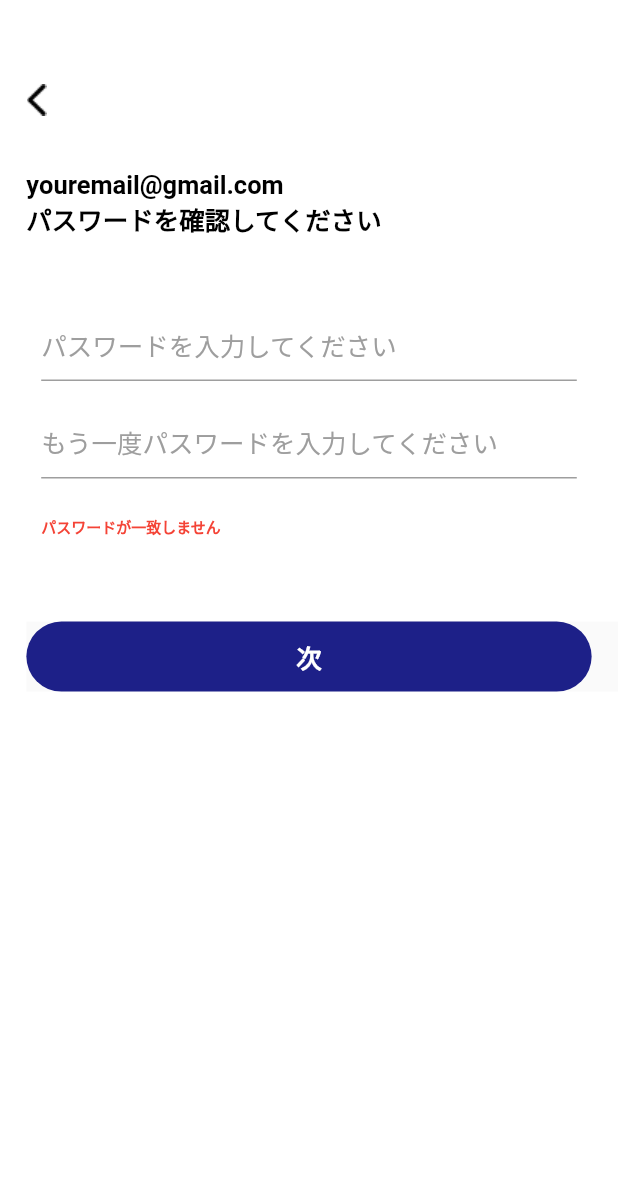
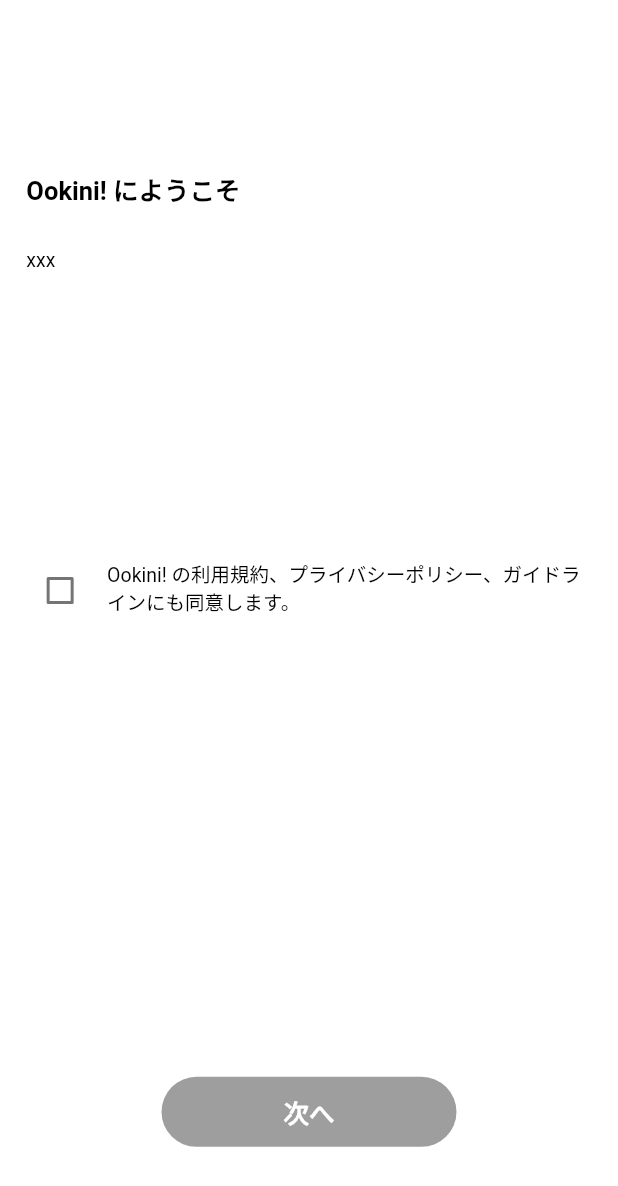
Before and after one commit to ngocphule060719/flutter_tts, a Flutter app: the screen it shows after launch, on a phone screen of 412 x 824 dp. Shown: the top 1186 px of the screen. Run offline on Flutter 3.47's test engine with Material 2 defaults, Android fonts, the phone set to English and light mode, and no system bars.

Commit message:
create welcome screen edit widget: button_text (background color)

```diff
--- a/lib/main.dart
+++ b/lib/main.dart
@@ -3,6 +3,7 @@
 import 'package:flutter_tts/screen/start.dart';
 import 'package:flutter_tts/screen/login_signup.dart';
 import 'package:flutter_tts/screen/enter_email_address.dart';
+import 'package:flutter_tts/screen/welcome.dart';
 
 void main() {
   runApp(const MyApp());
@@ -15,7 +16,7 @@
   Widget build(BuildContext context) {
     return MaterialApp(
       debugShowCheckedModeBanner: false,
-      home: RegistrationScreen(),
+      home: WelcomeScreen(),
     );
   }
 }
--- a/lib/screen/registration.dart
+++ b/lib/screen/registration.dart
@@ -121,9 +121,9 @@
               child: ButtonWithText(
                 bHeight: sheight * 46 / 812,
                 bWidth: swidth * 343 / 375,
-                bText: '次', //Next
+                bText: '次へ', //to the next
                 fTap: () {
-                  print('Next');
+                  print('to the next');
                 },
                 bColor: Color.fromRGBO(29, 32, 136, 1),
                 tColor: Colors.white,
--- /dev/null
+++ b/lib/screen/welcome.dart
@@ -0,0 +1,143 @@
+import 'package:flutter/material.dart';
+
+import '../widget/button_text.dart';
+
+class WelcomeScreen extends StatefulWidget {
+  const WelcomeScreen({Key? key}) : super(key: key);
+
+  @override
+  State<WelcomeScreen> createState() => _WelcomeScreenState();
+}
+
+class _WelcomeScreenState extends State<WelcomeScreen> {
+  bool isChecked = false;
+  Color bColor = Colors.grey;
+
+  @override
+  Widget build(BuildContext context) {
+    final double swidth = MediaQuery.of(context).size.width;
+    final double sheight = MediaQuery.of(context).size.height;
+
+    return Scaffold(
+      backgroundColor: Colors.white,
+      body: Container(
+        width: swidth,
+        height: sheight,
+        child: Column(
+          crossAxisAlignment: CrossAxisAlignment.center,
+          children: <Widget>[
+            SizedBox(
+              width: swidth,
+              height: sheight * 112 / 812,
+            ),
+            Container(
+              alignment: Alignment.centerLeft,
+              width: swidth,
+              //height: sheight * 22 / 812,
+              padding: EdgeInsets.only(left: swidth * 16 / 375),
+              child: Text(
+                'Ookini! にようこそ', //Welcome to Ookini!
+                style: TextStyle(
+                    color: Colors.black,
+                    fontSize: 17,
+                    fontWeight: FontWeight.bold),
+              ),
+            ),
+            SizedBox(
+              width: swidth,
+              height: sheight * 27 / 812,
+            ),
+            Container(
+              alignment: Alignment.centerLeft,
+              width: swidth,
+              //height: sheight * 18 / 812,
+              padding: EdgeInsets.only(left: swidth * 16 / 375),
+              child: Text(
+                'xxx',
+                style: TextStyle(
+                    color: Colors.black,
+                    fontSize: 13,
+                    fontWeight: FontWeight.normal),
+              ),
+            ),
+            SizedBox(
+              width: swidth,
+              height: sheight * 189 / 812,
+            ),
+            Container(
+              width: swidth,
+              //height: sheight * 41 / 812,
+              padding: EdgeInsets.only(
+                  left: swidth * 16 / 375, right: swidth * 16 / 375),
+              child: Row(
+                crossAxisAlignment: CrossAxisAlignment.start,
+                children: <Widget>[
+                  SizedBox(
+                    width: swidth * 41 / 375,
+                    height: sheight * 41 / 812,
+                    child: Checkbox(
+                      activeColor: bColor,
+                      value: isChecked,
+                      onChanged: (bool? newCheck) {
+                        Color? newColor;
+                        if (newCheck == true) {
+                          newColor = Color.fromRGBO(29, 32, 136, 1);
+                        } else {
+                          newColor = Colors.grey;
+                        }
+                        setState(() {
+                          isChecked = newCheck!;
+                          bColor = newColor!;
+                        });
+                      },
+                    ),
+                  ),
+                  Container(
+                    width: swidth * 302 / 375,
+                    padding: EdgeInsets.only(left: swidth * 8 / 375),
+                    alignment: Alignment.centerLeft,
+                    child: Column(
+                      crossAxisAlignment: CrossAxisAlignment.start,
+                      children: <Widget>[
+                        Text(
+                          'Ookini! の利用規約、プライバシーポリシー、ガイドラインにも同意します。',
+                          //I also agree to Ookini!'S Terms of Service, Privacy Policy and Guidelines.
+                          style: TextStyle(fontSize: 13, color: Colors.black),
+                        ),
+                      ],
+                    ),
+                  ),
+                ],
+              ),
+            ),
+            SizedBox(
+              height: sheight * 299 / 812,
+              width: swidth,
+            ),
+            Container(
+              color: Colors.white,
+              width: swidth,
+              height: sheight * 46 / 812,
+              alignment: Alignment.center,
+              padding: EdgeInsets.only(left: swidth * 98 / 375),
+              child: ButtonWithText(
+                bWidth: swidth * 179 / 375,
+                bHeight: sheight * 46 / 812,
+                bText: '次へ', //to the next
+                fTap: () {
+                  if (isChecked == true) {
+                    print('to the next');
+                  }
+                },
+                bColor: bColor,
+                tColor: Colors.white,
+                tSize: 17,
+                fWeight: FontWeight.bold,
+              ),
+            )
+          ],
+        ),
+      ),
+    );
+  }
+}
--- a/lib/widget/button_text.dart
+++ b/lib/widget/button_text.dart
@@ -23,6 +23,7 @@
   @override
   Widget build(BuildContext context) {
     return Scaffold(
+      backgroundColor: Colors.white,
       body: Container(
         alignment: Alignment.center,
         width: bWidth,
```
Also changed, not shown: 3 other files.
